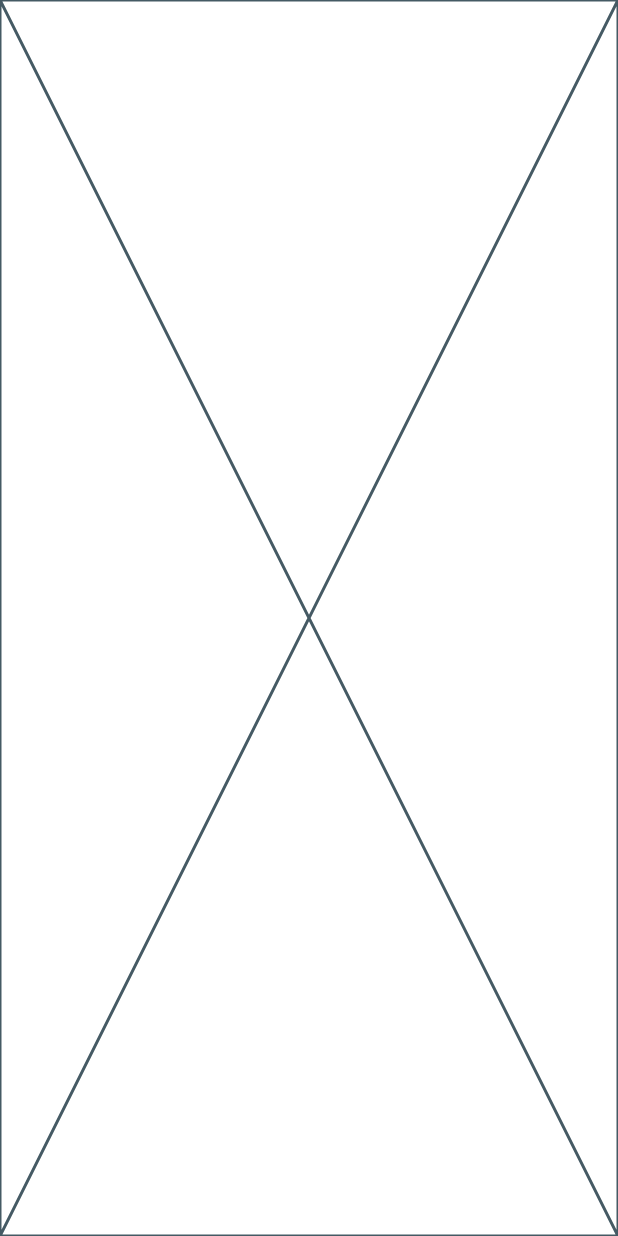
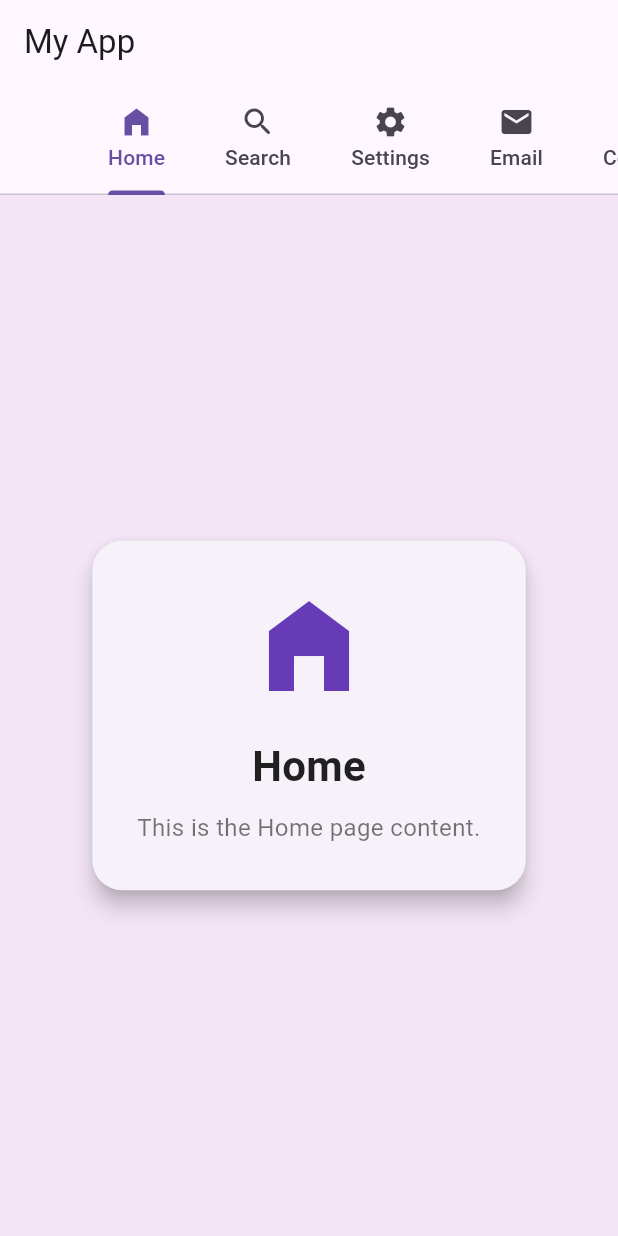
Before and after one commit to as-morat/Flutter-demo, a Flutter app: the screen it shows after launch, on a phone screen of 412 x 824 dp. Run offline on Flutter 3.47's test engine with Material 3 defaults, Android fonts, the phone set to English and light mode, and no system bars.

Commit message:
TabBar Example

```diff
--- a/lib/demo1/demo1.dart
+++ b/lib/demo1/demo1.dart
@@ -3,8 +3,75 @@ import 'package:flutter/material.dart';
 class MyDemo1 extends StatelessWidget {
   const MyDemo1({super.key});
 
+  Widget buildTabPage({required IconData icon, required String title, Color? color}) {
+    return Container(
+      color: color ?? Colors.grey[200],
+      child: Center(
+        child: Card(
+          elevation: 6,
+          shape: RoundedRectangleBorder(borderRadius: BorderRadius.circular(20)),
+          margin: const EdgeInsets.all(20),
+          child: Padding(
+            padding: const EdgeInsets.all(30.0),
+            child: Column(
+              mainAxisSize: MainAxisSize.min,
+              children: [
+                Icon(icon, size: 80, color: Colors.deepPurple),
+                const SizedBox(height: 20),
+                Text(
+                  title,
+                  style: const TextStyle(
+                      fontSize: 28, fontWeight: FontWeight.bold, color: Colors.black87),
+                ),
+                const SizedBox(height: 10),
+                Text(
+                  "This is the $title page content.",
+                  textAlign: TextAlign.center,
+                  style: const TextStyle(fontSize: 16, color: Colors.black54),
+                ),
+              ],
+            ),
+          ),
+        ),
+      ),
+    );
+  }
+
   @override
   Widget build(BuildContext context) {
-    return const Placeholder();
+    return DefaultTabController(
+      length: 8,
+      child: Scaffold(
+        appBar: AppBar(
+          title: const Text("My App"),
+          bottom: const TabBar(
+            isScrollable: true,
+            labelPadding: EdgeInsets.symmetric(horizontal: 20),
+            tabs: [
+              Tab(icon: Icon(Icons.home_filled), text: 'Home'),
+              Tab(icon: Icon(Icons.search_rounded), text: 'Search'),
+              Tab(icon: Icon(Icons.settings), text: 'Settings'),
+              Tab(icon: Icon(Icons.email), text: 'Email'),
+              Tab(icon: Icon(Icons.contact_page), text: 'Contact'),
+              Tab(icon: Icon(Icons.person), text: 'Person'),
+              Tab(icon: Icon(Icons.access_alarm), text: 'Alarm'),
+              Tab(icon: Icon(Icons.account_balance), text: 'Account'),
+            ],
+          ),
+        ),
+        body: TabBarView(
+          children: [
+            buildTabPage(icon: Icons.home_filled, title: 'Home', color: Colors.purple[50]),
+            buildTabPage(icon: Icons.search_rounded, title: 'Search', color: Colors.blue[50]),
+            buildTabPage(icon: Icons.settings, title: 'Settings', color: Colors.orange[50]),
+            buildTabPage(icon: Icons.email, title: 'Email', color: Colors.red[50]),
+            buildTabPage(icon: Icons.contact_page, title: 'Contact', color: Colors.green[50]),
+            buildTabPage(icon: Icons.person, title: 'Person', color: Colors.teal[50]),
+            buildTabPage(icon: Icons.access_alarm, title: 'Alarm', color: Colors.yellow[50]),
+            buildTabPage(icon: Icons.account_balance, title: 'Account', color: Colors.brown[50]),
+          ],
+        ),
+      ),
+    );
   }
 }
```
Also changed, not shown: public/fonts/fa-brands-400.svg (added), public/fonts/fa-brands-400.ttf (added), public/fonts/fa-regular-400.svg (added), public/fonts/fa-regular-400.ttf (added), public/fonts/fa-solid-900.svg (added), public/fonts/fa-solid-900.ttf (added), 12 other files.
